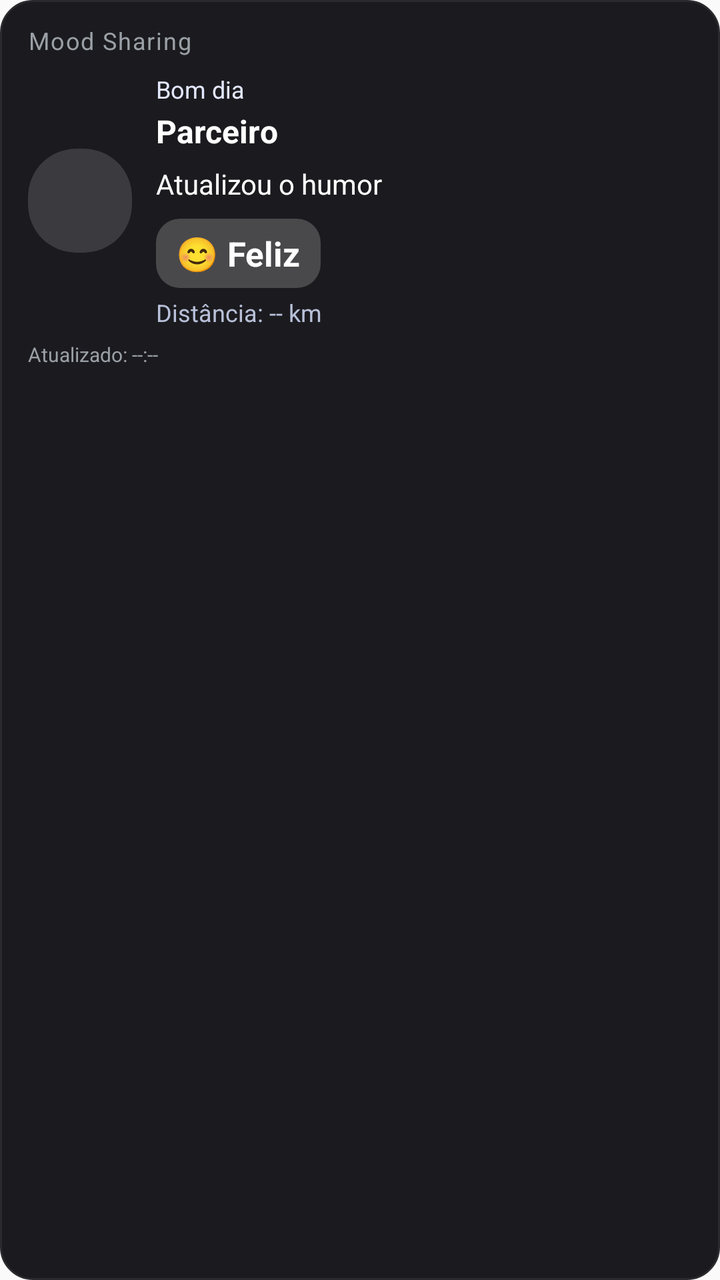
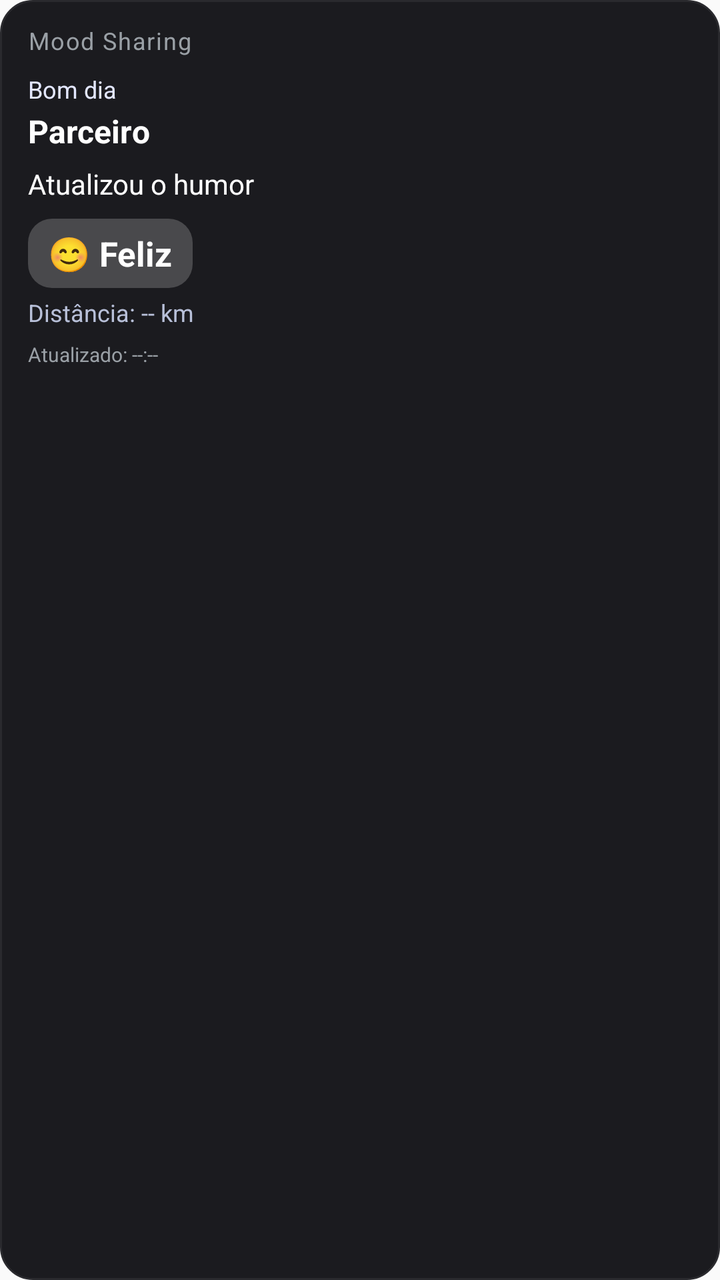

The first picture is an Android layout as it rendered before a commit; the second is the same layout after the commit. The layout source and the unified diff follow.
<!-- AndroidManifest.xml: application theme AppTheme -->
<!-- res/layout/mood_widget.xml -->
<?xml version="1.0" encoding="utf-8"?>
<LinearLayout xmlns:android="http://schemas.android.com/apk/res/android"
    android:id="@+id/widget_container"
    android:layout_width="match_parent"
    android:layout_height="match_parent"
    android:orientation="vertical"
    android:paddingTop="12dp"
    android:paddingLeft="14dp"
    android:paddingRight="14dp"
    android:paddingBottom="8dp"
    android:background="@drawable/widget_background">

    <TextView
        android:id="@+id/widget_title"
        android:layout_width="match_parent"
        android:layout_height="wrap_content"
        android:text="Mood Sharing"
        android:textSize="12sp"
        android:textColor="#9AA0A6"
        android:letterSpacing="0.05"
        android:layout_marginBottom="8dp" />

    <LinearLayout
        android:layout_width="match_parent"
        android:layout_height="wrap_content"
        android:orientation="horizontal"
        android:gravity="center_vertical">

        <ImageView
            android:id="@+id/widget_partner_photo"
            android:layout_width="52dp"
            android:layout_height="52dp"
            android:layout_marginEnd="12dp"
            android:scaleType="centerCrop"
            android:background="@drawable/widget_avatar_bg"
            android:clipToOutline="true"
            android:src="@drawable/widget_avatar_placeholder" />

        <LinearLayout
            android:layout_width="0dp"
            android:layout_height="wrap_content"
            android:layout_weight="1"
            android:orientation="vertical">

            <TextView
                android:id="@+id/widget_partner_greeting"
                android:layout_width="match_parent"
                android:layout_height="wrap_content"
                android:text="Bom dia"
                android:textSize="12sp"
                android:textColor="#E3E7FF" />

            <TextView
                android:id="@+id/widget_partner_name"
                android:layout_width="match_parent"
                android:layout_height="wrap_content"
                android:layout_marginTop="2dp"
                android:text="Parceiro"
                android:textSize="16sp"
                android:textStyle="bold"
                android:textColor="@android:color/white" />

            <TextView
                android:id="@+id/widget_partner_message"
                android:layout_width="match_parent"
                android:layout_height="wrap_content"
                android:layout_marginTop="6dp"
                android:text="Atualizou o humor"
                android:textSize="14sp"
                android:textColor="@android:color/white" />

            <LinearLayout
                android:layout_width="wrap_content"
                android:layout_height="wrap_content"
                android:layout_marginTop="8dp"
                android:paddingLeft="10dp"
                android:paddingRight="10dp"
                android:paddingTop="6dp"
                android:paddingBottom="6dp"
                android:background="@drawable/widget_mood_focus"
                android:orientation="horizontal">

                <TextView
                    android:id="@+id/widget_partner_mood"
                    android:layout_width="wrap_content"
                    android:layout_height="wrap_content"
                    android:text="😊 Feliz"
                    android:textSize="17sp"
                    android:textStyle="bold"
                    android:textColor="@android:color/white" />
            </LinearLayout>

            <TextView
                android:id="@+id/widget_partner_distance"
                android:layout_width="match_parent"
                android:layout_height="wrap_content"
                android:layout_marginTop="4dp"
                android:text="Distância: -- km"
                android:textSize="12sp"
                android:textColor="#B8C0D9" />
        </LinearLayout>
    </LinearLayout>

    <TextView
        android:id="@+id/widget_updated_at"
        android:layout_width="match_parent"
        android:layout_height="wrap_content"
        android:layout_marginTop="6dp"
        android:text="Atualizado: --:--"
        android:textSize="10sp"
        android:textColor="#9AA0A6" />
</LinearLayout>
<!-- resources referenced by this layout -->
<resources>
  <!-- drawable widget_avatar_bg (drawable) -->
  <?xml version="1.0" encoding="utf-8"?>
  <shape xmlns:android="http://schemas.android.com/apk/res/android">
      <solid android:color="#2A2A2E" />
      <corners android:radius="24dp" />
  </shape>
  <!-- drawable widget_avatar_placeholder (drawable) -->
  <?xml version="1.0" encoding="utf-8"?>
  <shape xmlns:android="http://schemas.android.com/apk/res/android">
      <solid android:color="#3A3A3F" />
      <corners android:radius="24dp" />
  </shape>
  <!-- drawable widget_background (drawable) -->
  <?xml version="1.0" encoding="utf-8"?>
  <shape xmlns:android="http://schemas.android.com/apk/res/android">
      <solid android:color="#1B1B1F" />
      <stroke
          android:width="1dp"
          android:color="#2A2A2E" />
      <corners android:radius="16dp" />
  </shape>
  <!-- drawable widget_mood_focus (drawable) -->
  <?xml version="1.0" encoding="utf-8"?>
  <shape xmlns:android="http://schemas.android.com/apk/res/android"
      android:shape="rectangle">
      <solid android:color="#33FFFFFF" />
      <corners android:radius="12dp" />
  </shape>
  <style name="AppTheme" parent="Theme.AppCompat.DayNight.NoActionBar">
      <item name="android:enforceNavigationBarContrast" tools:targetApi="29">true</item>
      <item name="android:editTextBackground">@drawable/rn_edit_text_material</item>
      <item name="colorPrimary">@color/colorPrimary</item>
      <item name="android:statusBarColor">#0d1117</item>
    </style>
  <!-- drawable rn_edit_text_material (drawable) -->
  <?xml version="1.0" encoding="utf-8"?>
  <inset xmlns:android="http://schemas.android.com/apk/res/android"
         android:insetLeft="@dimen/abc_edit_text_inset_horizontal_material"
         android:insetRight="@dimen/abc_edit_text_inset_horizontal_material"
         android:insetTop="@dimen/abc_edit_text_inset_top_material"
         android:insetBottom="@dimen/abc_edit_text_inset_bottom_material"
         >
  
      <selector>
          
          <item android:state_enabled="false" android:drawable="@drawable/abc_textfield_default_mtrl_alpha"/>
          <item android:drawable="@drawable/abc_textfield_activated_mtrl_alpha"/>
      </selector>
  
  </inset>
  <color name="colorPrimary">#023c69</color>
</resources>

<!-- the commit's change to res/layout/mood_widget.xml (unified diff, before → after) -->
@@ -23,24 +23,7 @@
     <LinearLayout
         android:layout_width="match_parent"
         android:layout_height="wrap_content"
-        android:orientation="horizontal"
-        android:gravity="center_vertical">
-
-        <ImageView
-            android:id="@+id/widget_partner_photo"
-            android:layout_width="52dp"
-            android:layout_height="52dp"
-            android:layout_marginEnd="12dp"
-            android:scaleType="centerCrop"
-            android:background="@drawable/widget_avatar_bg"
-            android:clipToOutline="true"
-            android:src="@drawable/widget_avatar_placeholder" />
-
-        <LinearLayout
-            android:layout_width="0dp"
-            android:layout_height="wrap_content"
-            android:layout_weight="1"
-            android:orientation="vertical">
+        android:orientation="vertical">
 
             <TextView
                 android:id="@+id/widget_partner_greeting"
@@ -98,7 +81,6 @@
                 android:text="Distância: -- km"
                 android:textSize="12sp"
                 android:textColor="#B8C0D9" />
-        </LinearLayout>
     </LinearLayout>
 
     <TextView
<!-- resource entries referenced after the edit -->
@@ -1,17 +1,5 @@
 <!-- resources referenced by this layout -->
 <resources>
-  <!-- drawable widget_avatar_bg (drawable) -->
-  <?xml version="1.0" encoding="utf-8"?>
-  <shape xmlns:android="http://schemas.android.com/apk/res/android">
-      <solid android:color="#2A2A2E" />
-      <corners android:radius="24dp" />
-  </shape>
-  <!-- drawable widget_avatar_placeholder (drawable) -->
-  <?xml version="1.0" encoding="utf-8"?>
-  <shape xmlns:android="http://schemas.android.com/apk/res/android">
-      <solid android:color="#3A3A3F" />
-      <corners android:radius="24dp" />
-  </shape>
   <!-- drawable widget_background (drawable) -->
   <?xml version="1.0" encoding="utf-8"?>
   <shape xmlns:android="http://schemas.android.com/apk/res/android">
